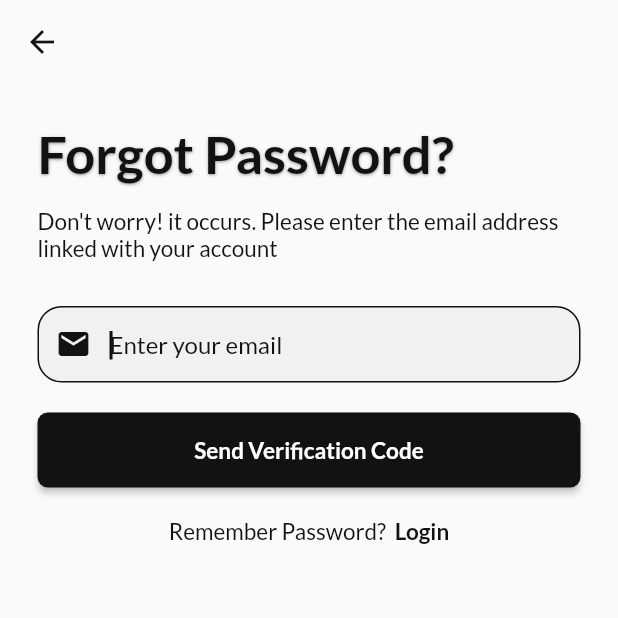
After one commit to 7-USH/Management-App, a Flutter app: the ForgotScreen screen opened directly, on a phone screen of 412 x 824 dp, the top half of it. The commit adds this screen. Run offline on Flutter 3.47's test engine with Material 2 defaults, Android fonts, the phone set to English and light mode, and no system bars; our stand-ins replace action_slider, badges, carousel_slider, either_dart, flutter_staggered_animations, font_awesome_flutter and 6 more; missing offline and left inert: amplify_api, amplify_core, amplify_datastore, amplify_flutter; accounts and stored records are empty.

Commit message:
added forgot password page

```diff
--- a/lib/login/login.dart
+++ b/lib/login/login.dart
@@ -4,6 +4,7 @@ import 'package:flutter/material.dart';
 import 'package:loading_animation_widget/loading_animation_widget.dart';
 import 'package:manage_app/login/models/login_model.dart';
 import 'package:manage_app/login/models/session_model.dart';
+import 'package:manage_app/login/screens/forgot_screen.dart';
 import 'package:manage_app/login/service/login_service.dart';
 import 'package:manage_app/signup/signup.dart';
 import 'package:manage_app/utils/manage_theme.dart';
@@ -99,6 +100,25 @@ class _LoginState extends State<Login> {
                             hint: "Password",
                             prefixIcon: Icons.lock,
                             fontSize: 16),
+                      ),
+                      GestureDetector(
+                        onTap: () {
+                          Navigator.push(context,
+                              MaterialPageRoute(builder: (_) {
+                            return ForgotScreen();
+                          }));
+                        },
+                        child: Container(
+                          alignment: Alignment.centerRight,
+                          margin: EdgeInsets.only(top: 8, bottom: 5),
+                          child: Text(
+                            "Forgot Password?",
+                            style: ManageTheme.appText(
+                                size: 13,
+                                weight: FontWeight.normal,
+                                color: Colors.black54),
+                          ),
+                        ),
                       ),
                       const SizedBox(
                         height: 20,
--- /dev/null
+++ b/lib/login/screens/forgot_screen.dart
@@ -0,0 +1,127 @@
+import 'package:flutter/material.dart';
+import 'package:manage_app/signup/screens/verify_screen.dart';
+
+import '../../utils/manage_theme.dart';
+
+class ForgotScreen extends StatefulWidget {
+  const ForgotScreen({super.key});
+
+  @override
+  State<ForgotScreen> createState() => _ForgotScreenState();
+}
+
+class _ForgotScreenState extends State<ForgotScreen> {
+  final emailController = TextEditingController();
+  @override
+  Widget build(BuildContext context) {
+    return Scaffold(
+      backgroundColor: ManageTheme.nearlyWhite,
+      resizeToAvoidBottomInset: true,
+      appBar: AppBar(
+        backgroundColor: Colors.transparent,
+        foregroundColor: ManageTheme.nearlyBlack,
+        elevation: 0.0,
+      ),
+      body: Padding(
+        padding: const EdgeInsets.all(25.0),
+        child: Column(
+          crossAxisAlignment: CrossAxisAlignment.start,
+          mainAxisAlignment: MainAxisAlignment.start,
+          children: [
+            Text(
+              "Forgot Password?",
+              style: ManageTheme.appText(
+                  size: 35, weight: FontWeight.w600, isShadow: true),
+            ),
+            const SizedBox(
+              height: 15,
+            ),
+            Text(
+              "Don't worry! it occurs. Please enter the email address linked with your account",
+              style: ManageTheme.appText(
+                  size: 15,
+                  weight: FontWeight.w500,
+                  color: ManageTheme.nearlyBlack),
+            ),
+            const SizedBox(
+              height: 30,
+            ),
+            TextFormField(
+              autofocus: true,
+              cursorColor: ManageTheme.nearlyBlack,
+              controller: emailController,
+              validator: (value) {
+                if (value == null || value.isEmpty) {
+                  return "Please enter email";
+                } else if (!RegExp(
+                        r'^(([^<>()[\]\\.,;:\s@\"]+(\.[^<>()[\]\\.,;:\s@\"]+)*)|(\".+\"))@((\[[0-9]{1,3}\.[0-9]{1,3}\.[0-9]{1,3}\.[0-9]{1,3}\])|(([a-zA-Z\-0-9]+\.)+[a-zA-Z]{2,}))$')
+                    .hasMatch(value)) {
+                  return "Email is not valid";
+                }
+                return null;
+              },
+              decoration: ManageTheme.waInputDecoration(
+                hint: "Enter your email",
+                fontSize: 16,
+                prefixIcon: Icons.email,
+              ),
+            ),
+            const SizedBox(
+              height: 20,
+            ),
+            SizedBox(
+              width: MediaQuery.of(context).size.width,
+              height: 50,
+              child: ElevatedButton(
+                onPressed: () {
+                  Navigator.push(context, MaterialPageRoute(builder: (_) {
+                    return VerifyScreen(email: emailController.text);
+                  }));
+                },
+                style: ManageTheme.buttonStyle(
+                  backColor: ManageTheme.nearlyBlack,
+                  fontSize: 15,
+                ),
+                child: Text(
+                  "Send Verification Code",
+                  style: ManageTheme.appText(
+                      size: 15,
+                      weight: FontWeight.w600,
+                      color: ManageTheme.backgroundWhite),
+                ),
+              ),
+            ),
+            const SizedBox(
+              height: 20,
+            ),
+            Row(
+              mainAxisAlignment: MainAxisAlignment.center,
+              crossAxisAlignment: CrossAxisAlignment.center,
+              children: [
+                Text(
+                  "Remember Password? ",
+                  style: ManageTheme.appText(
+                      size: 15,
+                      weight: FontWeight.w500,
+                      color: ManageTheme.nearlyBlack),
+                ),
+                GestureDetector(
+                  onTap: () {
+                    Navigator.pop(context);
+                  },
+                  child: Text(
+                    " Login",
+                    style: ManageTheme.appText(
+                        size: 15,
+                        weight: FontWeight.bold,
+                        color: ManageTheme.nearlyBlack),
+                  ),
+                )
+              ],
+            )
+          ],
+        ),
+      ),
+    );
+  }
+}
```
